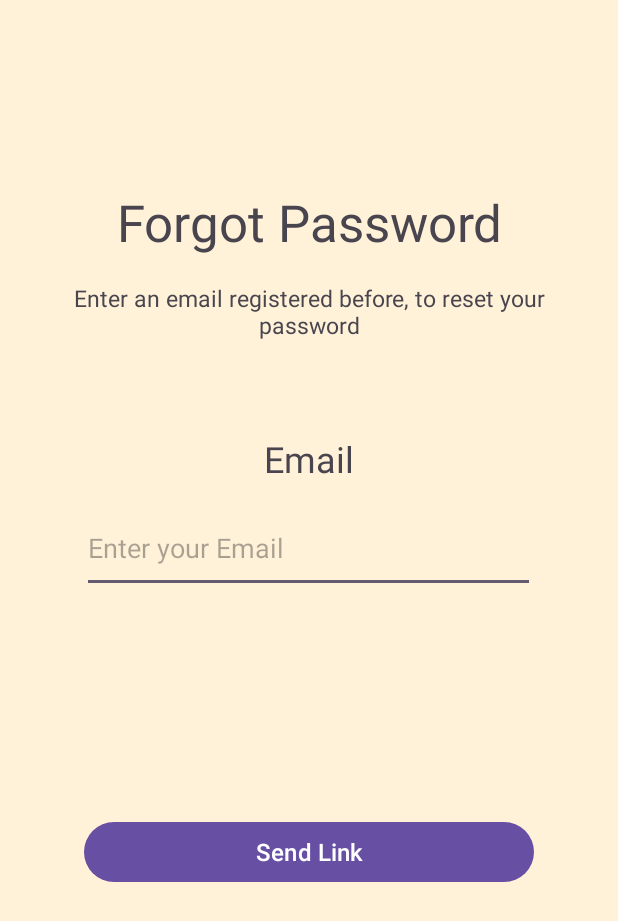
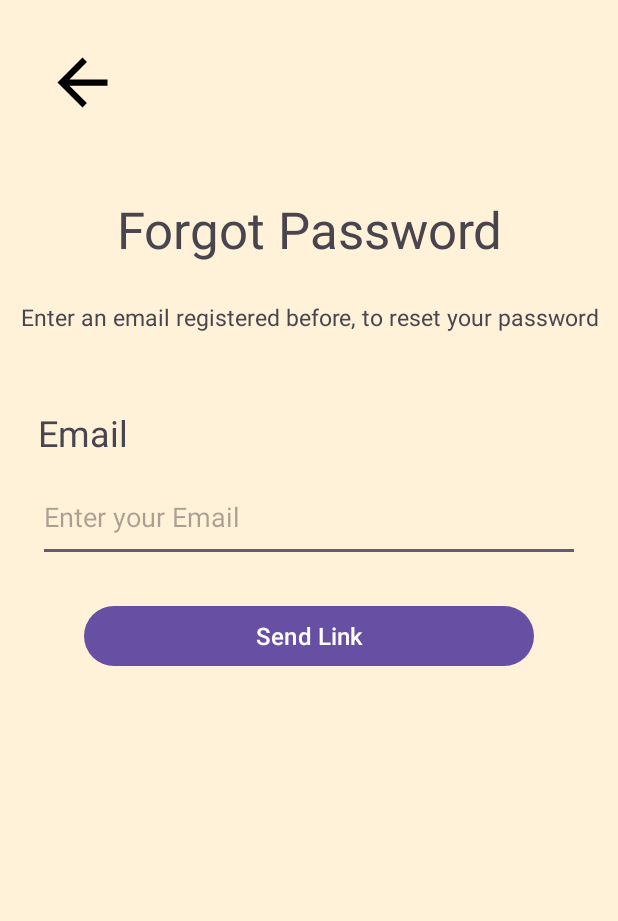
Before and after one commit to danielwidhiarto/Diary.ly, an Android app: the ForgotPasswordActivity screen opened directly, with no data from a screen before it, on a phone screen of 412 x 824 dp. Shown: the top 921 px of the screen. Run offline under Robolectric (Android 15) with nearby library versions, the phone set to English and light mode, and no system bars; our stand-ins replace Firebase (no records; nobody signed in at launch, a user with empty details on screens opened directly).

Commit message:
fix all back button

```diff
--- a/app/src/main/java/edu/bluejack23_1/diaryly/authentication/ForgotPasswordActivity.kt
+++ b/app/src/main/java/edu/bluejack23_1/diaryly/authentication/ForgotPasswordActivity.kt
@@ -1,9 +1,11 @@
 package edu.bluejack23_1.diaryly.authentication
 
+import android.content.Intent
 import android.os.Bundle
 import android.util.Log
 import android.widget.Button
 import android.widget.EditText
+import android.widget.ImageView
 import android.widget.Toast
 import androidx.appcompat.app.AppCompatActivity
 import com.google.firebase.auth.FirebaseAuth
@@ -14,6 +16,7 @@ class ForgotPasswordActivity : AppCompatActivity() {
     private lateinit var auth: FirebaseAuth
     private lateinit var etEmail: EditText
     private lateinit var btnSendLink: Button
+    private lateinit var btnBack :ImageView
 
     override fun onCreate(savedInstanceState: Bundle?) {
         super.onCreate(savedInstanceState)
@@ -22,6 +25,13 @@ class ForgotPasswordActivity : AppCompatActivity() {
         auth = FirebaseAuth.getInstance()
         etEmail = findViewById(R.id.etEmail)
         btnSendLink = findViewById(R.id.sendLinkButton)
+        btnBack = findViewById(R.id.btnBack)
+
+        btnBack.setOnClickListener {
+            // Create an intent to start the login activity
+            val intent = Intent(this, LoginActivity::class.java)
+            startActivity(intent)
+        }
 
         btnSendLink.setOnClickListener {
             val email = etEmail.text.toString()
--- a/app/src/main/java/edu/bluejack23_1/diaryly/profile/EditProfileActivity.kt
+++ b/app/src/main/java/edu/bluejack23_1/diaryly/profile/EditProfileActivity.kt
@@ -124,6 +124,10 @@ class EditProfileActivity : AppCompatActivity() {
             }
         }
 
+        backButton.setOnClickListener {
+            finish()
+        }
+
         updateButton.setOnClickListener {
             val username = etUsername.text.toString()
             val email = etEmail.text.toString()
--- a/app/src/main/java/edu/bluejack23_1/diaryly/search/DetailSearchActivity.kt
+++ b/app/src/main/java/edu/bluejack23_1/diaryly/search/DetailSearchActivity.kt
@@ -3,6 +3,7 @@ package edu.bluejack23_1.diaryly.search
 import android.os.Bundle
 import android.widget.Button
 import android.widget.ImageButton
+import android.widget.ImageView
 import android.widget.TextView
 import androidx.appcompat.app.AppCompatActivity
 import com.squareup.picasso.Picasso
@@ -15,6 +16,7 @@ class DetailSearchActivity : AppCompatActivity() {
 
         val tvCurrentUsername = findViewById<TextView>(R.id.tvCurrentUsername)
         val imgProfile = findViewById<ImageButton>(R.id.imgProfile)
+        val btnBack = findViewById<ImageView>(R.id.btnBack)
         val btnTotalJournal = findViewById<Button>(R.id.btnTotalJournal)
 
         // Retrieve user data from intent extras
@@ -31,5 +33,9 @@ class DetailSearchActivity : AppCompatActivity() {
         } else {
             // Handle the case where the profile image URL is not available
         }
+
+        btnBack.setOnClickListener {
+          finish()
+        }
     }
 }
--- a/app/src/main/res/layout/activity_detail_search.xml
+++ b/app/src/main/res/layout/activity_detail_search.xml
@@ -9,6 +9,17 @@
     tools:context=".search.DetailSearchActivity">
 
     <!-- TODO: Update blank fragment layout -->
+
+    <ImageView
+        android:id="@+id/btnBack"
+        android:layout_width="50dp"
+        android:layout_height="50dp"
+        android:layout_marginStart="32dp"
+        android:layout_marginTop="45dp"
+        android:contentDescription="Back Button"
+        android:src="@drawable/back_button"
+        app:layout_constraintStart_toStartOf="parent"
+        app:layout_constraintTop_toTopOf="parent" />
 
     <TextView
         android:id="@+id/tvCurrentUsername"
--- a/app/src/main/res/layout/activity_forgot_password.xml
+++ b/app/src/main/res/layout/activity_forgot_password.xml
@@ -1,17 +1,29 @@
 <?xml version="1.0" encoding="utf-8"?>
-<androidx.constraintlayout.widget.ConstraintLayout xmlns:android="http://schemas.android.com/apk/res/android"
+<LinearLayout xmlns:android="http://schemas.android.com/apk/res/android"
     xmlns:app="http://schemas.android.com/apk/res-auto"
     xmlns:tools="http://schemas.android.com/tools"
     android:layout_width="match_parent"
     android:layout_height="match_parent"
     android:background="#FFF2D8"
+    android:orientation="vertical"
+
     tools:context=".authentication.ForgotPasswordActivity">
+
+    <ImageView
+        android:id="@+id/btnBack"
+        android:layout_width="50dp"
+        android:layout_height="50dp"
+        android:src="@drawable/back_button"
+        android:layout_marginTop="30dp"
+        android:layout_marginLeft="30dp"
+        android:contentDescription="Back Button"
+        />
 
     <TextView
         android:id="@+id/tvTitle"
         android:layout_width="match_parent"
         android:layout_height="wrap_content"
-        android:layout_marginTop="125dp"
+        android:layout_marginTop="50dp"
         android:text="@string/forgotPasswordTitle"
         android:textAlignment="center"
         android:textSize="34sp"
@@ -20,11 +32,10 @@
 
     <TextView
         android:id="@+id/tvForgotPassDescription"
-        android:layout_width="379dp"
-        android:layout_height="48dp"
-        android:layout_marginStart="16dp"
-        android:layout_marginTop="188dp"
-        android:layout_marginEnd="16dp"
+        android:layout_width="match_parent"
+        android:layout_height="wrap_content"
+        android:layout_marginTop="25dp"
+        android:layout_gravity="center"
         android:text="@string/forgotPasswordContent"
         android:textAlignment="center"
         android:textSize="15sp"
@@ -35,22 +46,22 @@
     <TextView
         android:id="@+id/tvEmail"
         android:layout_width="match_parent"
-        android:layout_height="34dp"
-        android:layout_marginTop="53dp"
+        android:layout_height="wrap_content"
+        android:layout_marginTop="50dp"
         android:text="@string/Email"
-        android:textAlignment="center"
+        android:layout_marginLeft="25dp"
+        android:layout_marginRight="25dp"
         android:textSize="24sp"
         app:layout_constraintTop_toBottomOf="@+id/tvForgotPassDescription"
         tools:layout_editor_absoluteX="180dp" />
 
     <EditText
         android:id="@+id/etEmail"
-        android:layout_width="302dp"
+        android:layout_width="match_parent"
         android:layout_height="60dp"
-        android:layout_marginStart="54dp"
-        android:layout_marginTop="12dp"
-        android:layout_marginEnd="55dp"
-        android:ems="10"
+        android:layout_marginTop="10dp"
+        android:layout_marginLeft="25dp"
+        android:layout_marginRight="25dp"
         android:hint="@string/enterEmail"
         android:inputType="textEmailAddress"
         app:layout_constraintEnd_toEndOf="parent"
@@ -61,9 +72,9 @@
         android:id="@+id/sendLinkButton"
         android:layout_width="300dp"
         android:layout_height="wrap_content"
-        android:layout_marginStart="55dp"
-        android:layout_marginEnd="56dp"
-        android:layout_marginBottom="232dp"
+
+        android:layout_marginTop="25dp"
+        android:layout_gravity="center"
         android:text="@string/sendLink"
         android:textSize="16sp"
         app:layout_constraintBottom_toBottomOf="parent"
@@ -71,4 +82,4 @@
         app:layout_constraintStart_toStartOf="parent" />
 
 
-</androidx.constraintlayout.widget.ConstraintLayout>
+</LinearLayout>
```
